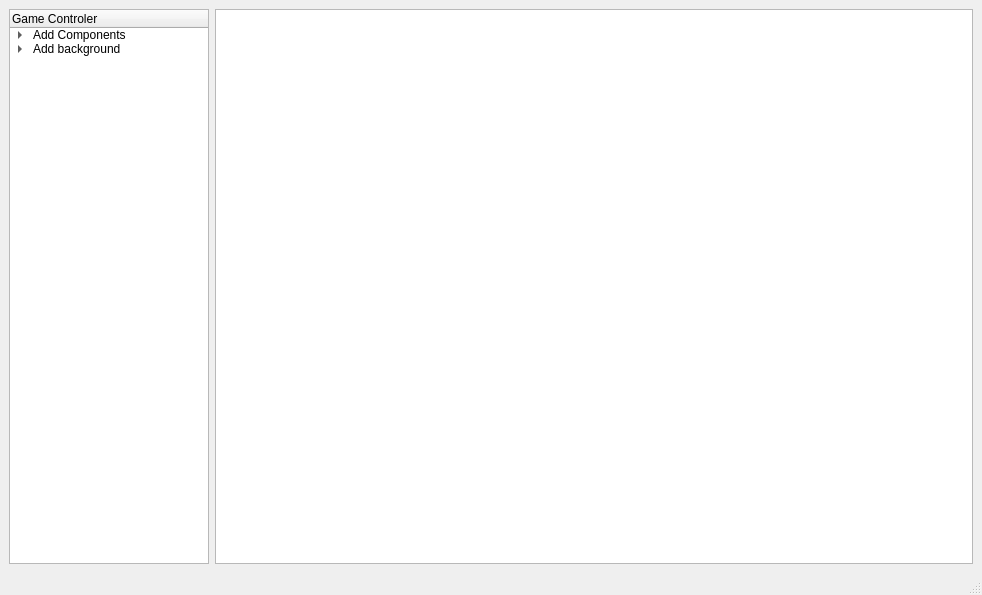
This is Engine/mainwindow.ui in StefanGolubovic/Qt-GameEngine as Qt 5 draws it before an edit. The edited form follows.
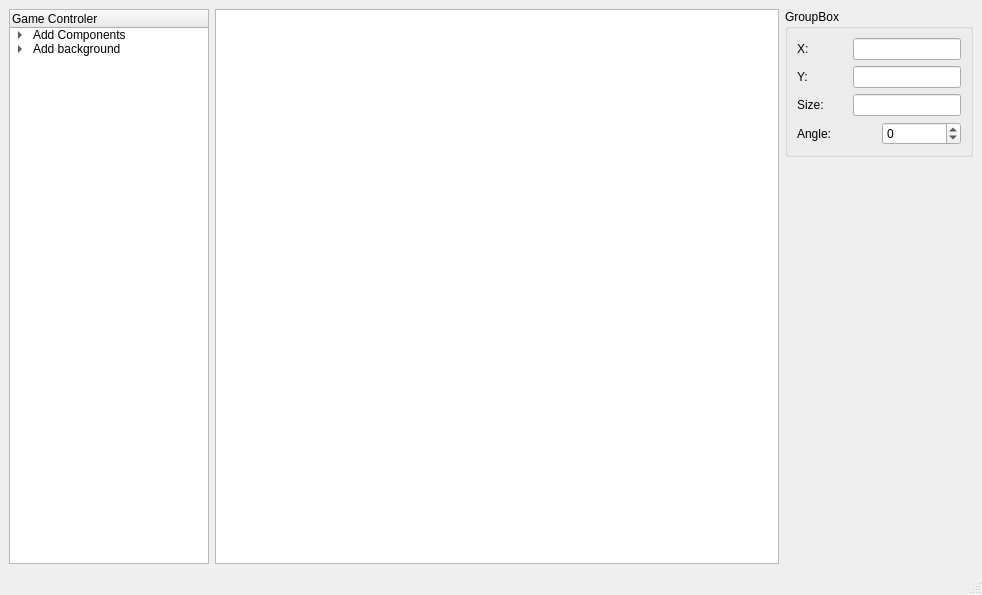
This is the edited form.

Commit message: Added QGroupBox that dispalys current position of an object, scale, and angle of rotation.

Patch:
```diff
--- a/Engine/mainwindow.ui
+++ b/Engine/mainwindow.ui
@@ -14,7 +14,7 @@
    <string>MainWindow</string>
   </property>
   <widget class="QWidget" name="centralwidget">
-   <layout class="QHBoxLayout" name="horizontalLayout">
+   <layout class="QHBoxLayout" name="horizontalLayout_5">
     <item>
      <widget class="QTreeWidget" name="treeWidget">
       <property name="sizePolicy">
@@ -81,6 +81,128 @@
       </property>
      </widget>
     </item>
+    <item>
+     <layout class="QVBoxLayout" name="verticalLayout_3">
+      <item>
+       <widget class="QGroupBox" name="groupBox">
+        <property name="sizePolicy">
+         <sizepolicy hsizetype="Fixed" vsizetype="Preferred">
+          <horstretch>0</horstretch>
+          <verstretch>0</verstretch>
+         </sizepolicy>
+        </property>
+        <property name="title">
+         <string>GroupBox</string>
+        </property>
+        <layout class="QVBoxLayout" name="verticalLayout_2">
+         <item>
+          <layout class="QHBoxLayout" name="horizontalLayout">
+           <item>
+            <widget class="QLabel" name="label">
+             <property name="minimumSize">
+              <size>
+               <width>50</width>
+               <height>0</height>
+              </size>
+             </property>
+             <property name="text">
+              <string>X: </string>
+             </property>
+            </widget>
+           </item>
+           <item>
+            <widget class="QLineEdit" name="lineX"/>
+           </item>
+          </layout>
+         </item>
+         <item>
+          <layout class="QHBoxLayout" name="horizontalLayout_2">
+           <item>
+            <widget class="QLabel" name="label_2">
+             <property name="minimumSize">
+              <size>
+               <width>50</width>
+               <height>0</height>
+              </size>
+             </property>
+             <property name="text">
+              <string>Y: </string>
+             </property>
+            </widget>
+           </item>
+           <item>
+            <widget class="QLineEdit" name="lineY"/>
+           </item>
+          </layout>
+         </item>
+         <item>
+          <layout class="QHBoxLayout" name="horizontalLayout_3">
+           <item>
+            <widget class="QLabel" name="label_3">
+             <property name="minimumSize">
+              <size>
+               <width>50</width>
+               <height>0</height>
+              </size>
+             </property>
+             <property name="text">
+              <string>Size: </string>
+             </property>
+            </widget>
+           </item>
+           <item>
+            <widget class="QLineEdit" name="lineSize"/>
+           </item>
+          </layout>
+         </item>
+         <item>
+          <layout class="QHBoxLayout" name="horizontalLayout_4">
+           <item>
+            <widget class="QLabel" name="label_4">
+             <property name="minimumSize">
+              <size>
+               <width>50</width>
+               <height>0</height>
+              </size>
+             </property>
+             <property name="text">
+              <string>Angle: </string>
+             </property>
+            </widget>
+           </item>
+           <item>
+            <widget class="QSpinBox" name="spinBoxAngle">
+             <property name="minimum">
+              <number>-180</number>
+             </property>
+             <property name="maximum">
+              <number>180</number>
+             </property>
+            </widget>
+           </item>
+          </layout>
+         </item>
+        </layout>
+       </widget>
+      </item>
+      <item>
+       <spacer name="verticalSpacer">
+        <property name="orientation">
+         <enum>Qt::Vertical</enum>
+        </property>
+        <property name="sizeHint" stdset="0">
+         <size>
+          <width>20</width>
+          <height>40</height>
+         </size>
+        </property>
+       </spacer>
+      </item>
+     </layout>
+    </item>
+    <item>
+     <layout class="QVBoxLayout" name="verticalLayout"/>
+    </item>
    </layout>
   </widget>
   <widget class="QMenuBar" name="menubar">
```
The commit also changes 6 other files.
